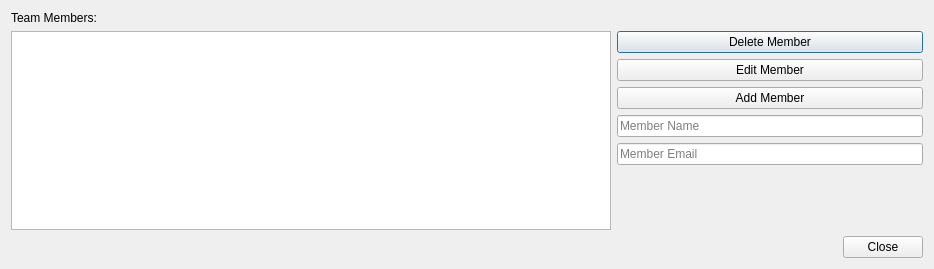
jmayhall/CurlingLeague, file CurlingLeague/GUI/team_editor.ui: the form before one commit.
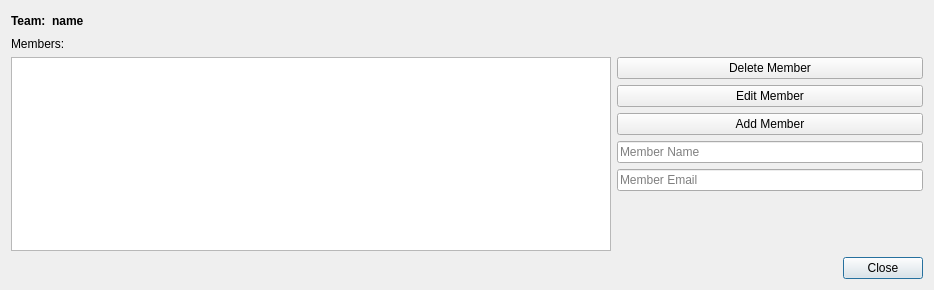
The form after the commit. Icons and pictures are not drawn.

```diff
--- a/CurlingLeague/GUI/team_editor.ui
+++ b/CurlingLeague/GUI/team_editor.ui
@@ -7,7 +7,7 @@
     <x>0</x>
     <y>0</y>
     <width>934</width>
-    <height>269</height>
+    <height>290</height>
    </rect>
   </property>
   <property name="windowTitle">
@@ -17,13 +17,58 @@
    <iconset>
     <normaloff>icon.png</normaloff>icon.png</iconset>
   </property>
+  <layout class="QHBoxLayout" name="horizontalLayout_3">
+   <item>
+    <layout class="QVBoxLayout" name="verticalLayout_3">
+     <item>
   <layout class="QHBoxLayout" name="horizontalLayout_2">
    <item>
+        <widget class="QLabel" name="label_2">
+         <property name="font">
+          <font>
+           <weight>75</weight>
+           <bold>true</bold>
+          </font>
+         </property>
+         <property name="text">
+          <string>Team:</string>
+         </property>
+        </widget>
+       </item>
+       <item>
+        <widget class="QLabel" name="name_label">
+         <property name="font">
+          <font>
+           <weight>75</weight>
+           <bold>true</bold>
+          </font>
+         </property>
+         <property name="text">
+          <string>name</string>
+         </property>
+        </widget>
+       </item>
+       <item>
+        <spacer name="horizontalSpacer">
+         <property name="orientation">
+          <enum>Qt::Horizontal</enum>
+         </property>
+         <property name="sizeHint" stdset="0">
+          <size>
+           <width>40</width>
+           <height>20</height>
+          </size>
+         </property>
+        </spacer>
+       </item>
+      </layout>
+     </item>
+     <item>
     <layout class="QVBoxLayout" name="verticalLayout_2">
      <item>
       <widget class="QLabel" name="label">
        <property name="text">
-        <string>Team Members:</string>
+          <string>Members:</string>
        </property>
       </widget>
      </item>
@@ -52,6 +97,9 @@
            <property name="text">
             <string>Delete Member</string>
            </property>
+             <property name="autoDefault">
+              <bool>false</bool>
+             </property>
           </widget>
          </item>
          <item>
@@ -65,6 +113,9 @@
            <property name="text">
             <string>Edit Member</string>
            </property>
+             <property name="autoDefault">
+              <bool>false</bool>
+             </property>
           </widget>
          </item>
          <item>
@@ -78,6 +129,9 @@
            <property name="text">
             <string>Add Member</string>
            </property>
+             <property name="autoDefault">
+              <bool>false</bool>
+             </property>
           </widget>
          </item>
          <item>
@@ -142,6 +196,8 @@
     </layout>
    </item>
   </layout>
+   </item>
+  </layout>
  </widget>
  <resources/>
  <connections>
```
Left out of the diff: 36 changed lines with no effect on the pictures. Lines whose indentation alone changed are shown as unchanged.
